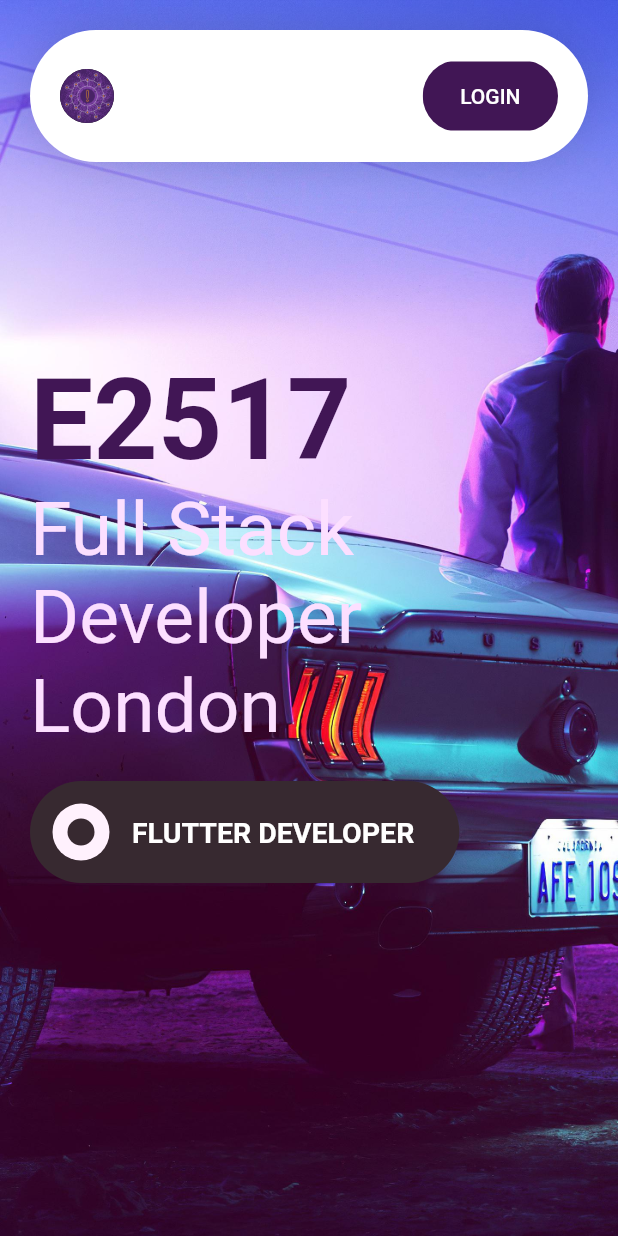
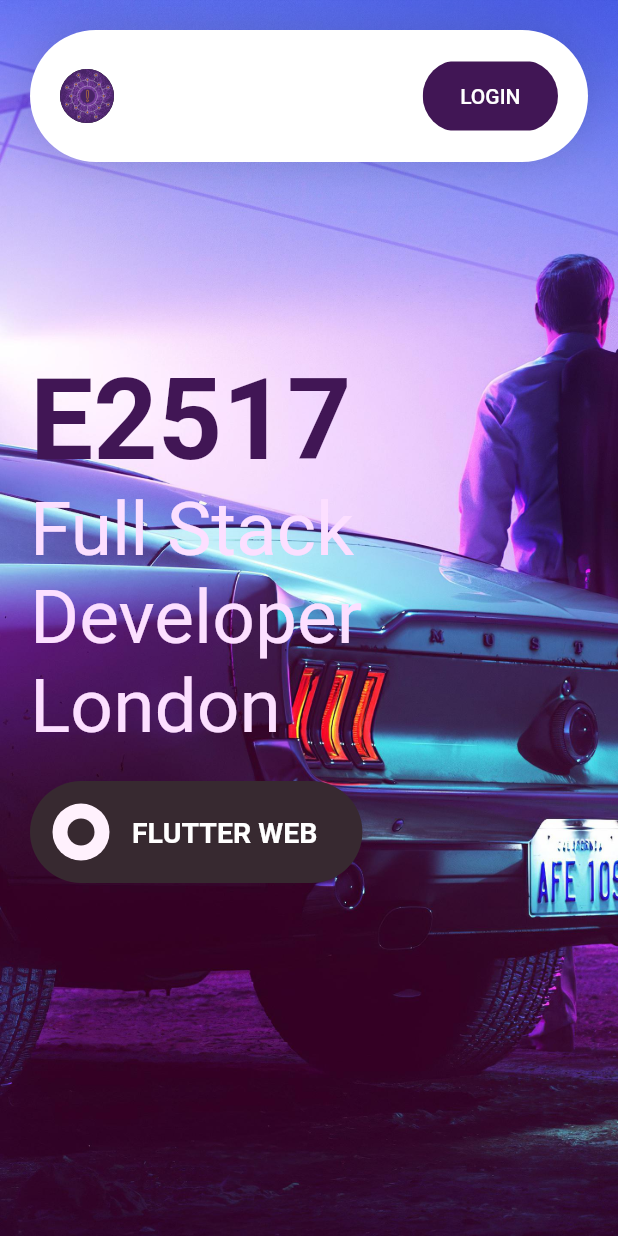
Before and after one commit to E2517/web-flutter, a Flutter app: the screen it shows after launch, on a phone screen of 412 x 824 dp. Run offline on Flutter 3.47's test engine with Material 2 defaults, Android fonts, the phone set to English and light mode, and no system bars; missing offline and left inert: dart:html.

Commit message:
Links addes to github

```diff
--- a/lib/views/appbar_views.dart
+++ b/lib/views/appbar_views.dart
@@ -1,4 +1,7 @@
 import 'package:flutter/material.dart';
+// ignore: avoid_web_libraries_in_flutter
+import 'dart:html' as html;
+
 import 'package:e2517/utils/alert_utils.dart' as alert;
 import 'package:e2517/utils/colors_utils.dart';
 import 'package:e2517/views/default_bottom_views.dart';
@@ -64,19 +67,16 @@ class CustomAppBar extends StatelessWidget {
             ),
             Spacer(),
             MenuItem(
-              title: 'home',
-              press: () {
-                Navigator.pushNamed(context, 'home');
-              },
-            ),
+                title: 'home',
+                press: () => Navigator.pushNamed(context, 'home')),
             MenuItem(
-              title: 'About',
-              press: () {},
-            ),
+                title: 'About',
+                press: () =>
+                    html.window.open('https://github.com/E2517', 'e2517')),
             MenuItem(
-              title: 'contact',
-              press: () {},
-            ),
+                title: 'contact',
+                press: () =>
+                    html.window.open('https://github.com/E2517', 'e2517')),
             MenuItem(
               title: 'login',
               press: () {
@@ -84,9 +84,9 @@ class CustomAppBar extends StatelessWidget {
               },
             ),
             DefaultButton(
-              text: 'Flutter',
-              press: () {},
-            ),
+                text: 'GitHub',
+                press: () =>
+                    html.window.open('https://github.com/E2517', 'e2517')),
           ],
         ),
       );
--- a/lib/views/body_views.dart
+++ b/lib/views/body_views.dart
@@ -1,4 +1,7 @@
 import 'package:flutter/material.dart';
+// ignore: avoid_web_libraries_in_flutter
+import 'dart:html' as html;
+
 import 'package:e2517/utils/colors_utils.dart';
 
 class Body extends StatelessWidget {
@@ -50,12 +53,16 @@ class Body extends StatelessWidget {
                     ),
                   ),
                   SizedBox(width: 15),
-                  Text(
-                    'Flutter Developer'.toUpperCase(),
-                    style: TextStyle(
-                      color: Colors.white,
-                      fontWeight: FontWeight.bold,
-                      fontSize: 19,
+                  InkWell(
+                    onTap: () => html.window
+                        .open('https://github.com/E2517/web-flutter', 'e2517'),
+                    child: Text(
+                      'Flutter Web'.toUpperCase(),
+                      style: TextStyle(
+                        color: Colors.white,
+                        fontWeight: FontWeight.bold,
+                        fontSize: 19,
+                      ),
                     ),
                   ),
                   SizedBox(width: 15),
```
